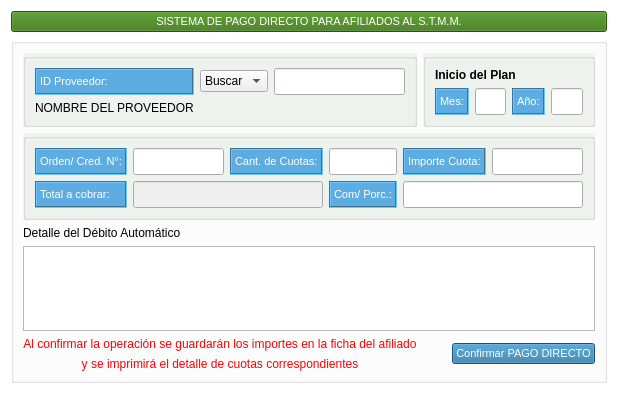
First picture: the form in gui/cargas/carga_debito.ui, repository shae-ra/sindicato, before the edit.
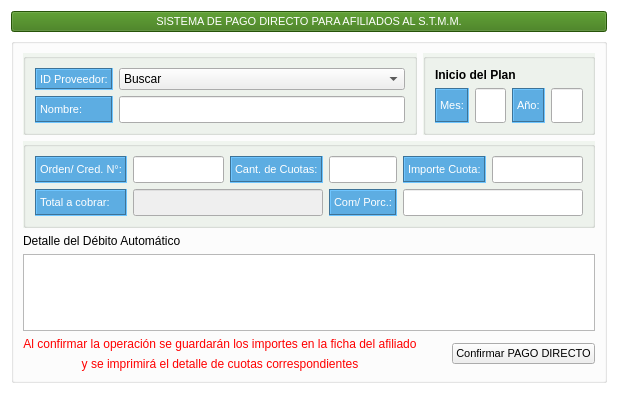
Second picture: the form after the edit. Icons and pictures are not drawn.

Commit message: Correcciones para arrancar con la alta de debito

The edit to the form file:
```diff
--- a/gui/cargas/carga_debito.ui
+++ b/gui/cargas/carga_debito.ui
@@ -517,7 +517,7 @@
      </property>
      <layout class="QGridLayout" name="gridLayout_3" columnstretch="1,100000,0">
       <item row="4" column="2" rowspan="2">
-       <widget class="QPushButton" name="pushButton">
+       <widget class="QPushButton" name="btn_confirmar">
         <property name="sizePolicy">
          <sizepolicy hsizetype="Expanding" vsizetype="Fixed">
           <horstretch>0</horstretch>
@@ -604,7 +604,7 @@
        </widget>
       </item>
       <item row="3" column="0" colspan="3">
-       <widget class="QTextEdit" name="textEdit"/>
+       <widget class="QTextEdit" name="deb_notas"/>
       </item>
       <item row="2" column="0">
        <widget class="QLabel" name="label_3">
@@ -700,7 +700,7 @@
           </widget>
          </item>
          <item row="0" column="1">
-          <widget class="QLineEdit" name="lineEdit_8">
+          <widget class="QLineEdit" name="deb_orden">
            <property name="sizePolicy">
             <sizepolicy hsizetype="Expanding" vsizetype="Expanding">
              <horstretch>0</horstretch>
@@ -718,7 +718,7 @@
           </widget>
          </item>
          <item row="3" column="6" colspan="2">
-          <widget class="QLineEdit" name="lineEdit_10">
+          <widget class="QLineEdit" name="deb_">
            <property name="sizePolicy">
             <sizepolicy hsizetype="Expanding" vsizetype="Expanding">
              <horstretch>0</horstretch>
@@ -769,7 +769,7 @@
           </widget>
          </item>
          <item row="0" column="7">
-          <widget class="QLineEdit" name="lineEdit_5">
+          <widget class="QLineEdit" name="deb_importe_cuota">
            <property name="sizePolicy">
             <sizepolicy hsizetype="Expanding" vsizetype="Expanding">
              <horstretch>0</horstretch>
@@ -820,7 +820,7 @@
           </widget>
          </item>
          <item row="3" column="1" colspan="3">
-          <widget class="QLineEdit" name="lineEdit_9">
+          <widget class="QLineEdit" name="deb_importe_total">
            <property name="enabled">
             <bool>false</bool>
            </property>
@@ -874,7 +874,7 @@
           </widget>
          </item>
          <item row="0" column="4" colspan="2">
-          <widget class="QLineEdit" name="lineEdit_7">
+          <widget class="QLineEdit" name="deb_total_cuotas">
            <property name="sizePolicy">
             <sizepolicy hsizetype="Expanding" vsizetype="Expanding">
              <horstretch>0</horstretch>
@@ -914,24 +914,6 @@
          <bool>false</bool>
         </property>
         <layout class="QGridLayout" name="gridLayout">
-         <item row="1" column="2">
-          <widget class="QLineEdit" name="lineEdit_6">
-           <property name="sizePolicy">
-            <sizepolicy hsizetype="Expanding" vsizetype="Expanding">
-             <horstretch>0</horstretch>
-             <verstretch>0</verstretch>
-            </sizepolicy>
-           </property>
-           <property name="font">
-            <font>
-             <family>System</family>
-             <pointsize>12</pointsize>
-             <weight>75</weight>
-             <bold>true</bold>
-            </font>
-           </property>
-          </widget>
-         </item>
          <item row="1" column="0">
           <widget class="QLabel" name="label">
            <property name="sizePolicy">
@@ -965,15 +947,8 @@
            </property>
           </widget>
          </item>
-         <item row="2" column="0">
-          <widget class="QLabel" name="label_6">
-           <property name="text">
-            <string>NOMBRE DEL PROVEEDOR</string>
-           </property>
-          </widget>
-         </item>
          <item row="1" column="1">
-          <widget class="QComboBox" name="comboBox">
+          <widget class="QComboBox" name="prov_id">
            <item>
             <property name="text">
              <string>Buscar</string>
@@ -981,6 +956,57 @@
            </item>
           </widget>
          </item>
+         <item row="2" column="1">
+          <widget class="QLineEdit" name="prov_nombre">
+           <property name="sizePolicy">
+            <sizepolicy hsizetype="Expanding" vsizetype="Expanding">
+             <horstretch>0</horstretch>
+             <verstretch>0</verstretch>
+            </sizepolicy>
+           </property>
+           <property name="font">
+            <font>
+             <family>System</family>
+             <pointsize>12</pointsize>
+             <weight>75</weight>
+             <bold>true</bold>
+            </font>
+           </property>
+          </widget>
+         </item>
+         <item row="2" column="0">
+          <widget class="QLabel" name="label_6">
+           <property name="sizePolicy">
+            <sizepolicy hsizetype="Preferred" vsizetype="Expanding">
+             <horstretch>0</horstretch>
+             <verstretch>0</verstretch>
+            </sizepolicy>
+           </property>
+           <property name="font">
+            <font>
+             <family>Arial</family>
+             <pointsize>8</pointsize>
+             <weight>50</weight>
+             <bold>false</bold>
+            </font>
+           </property>
+           <property name="styleSheet">
+            <string notr="true">#label_6{
+background-color:#5DADE2  ;
+color: #FFFFFF ; ;
+}</string>
+           </property>
+           <property name="frameShape">
+            <enum>QFrame::Box</enum>
+           </property>
+           <property name="frameShadow">
+            <enum>QFrame::Sunken</enum>
+           </property>
+           <property name="text">
+            <string>Nombre:</string>
+           </property>
+          </widget>
+         </item>
         </layout>
        </widget>
       </item>
@@ -1038,7 +1064,7 @@
           </widget>
          </item>
          <item row="1" column="7">
-          <widget class="QLineEdit" name="lineEdit_12">
+          <widget class="QLineEdit" name="deb_fecha_anio">
            <property name="sizePolicy">
             <sizepolicy hsizetype="Expanding" vsizetype="Expanding">
              <horstretch>0</horstretch>
@@ -1056,7 +1082,7 @@
           </widget>
          </item>
          <item row="1" column="5">
-          <widget class="QLineEdit" name="lineEdit_3">
+          <widget class="QLineEdit" name="deb_fecha_mes">
            <property name="sizePolicy">
             <sizepolicy hsizetype="Expanding" vsizetype="Expanding">
              <horstretch>0</horstretch>
```
Left out of the diff: 21 changed lines with no effect on the pictures. The commit also changes 5 other files.
